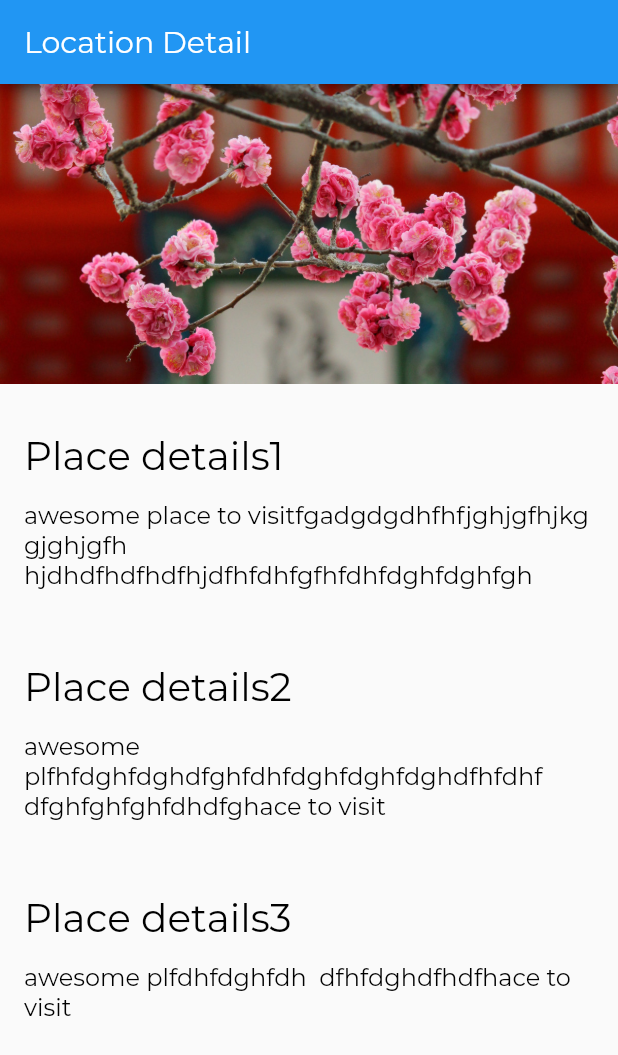
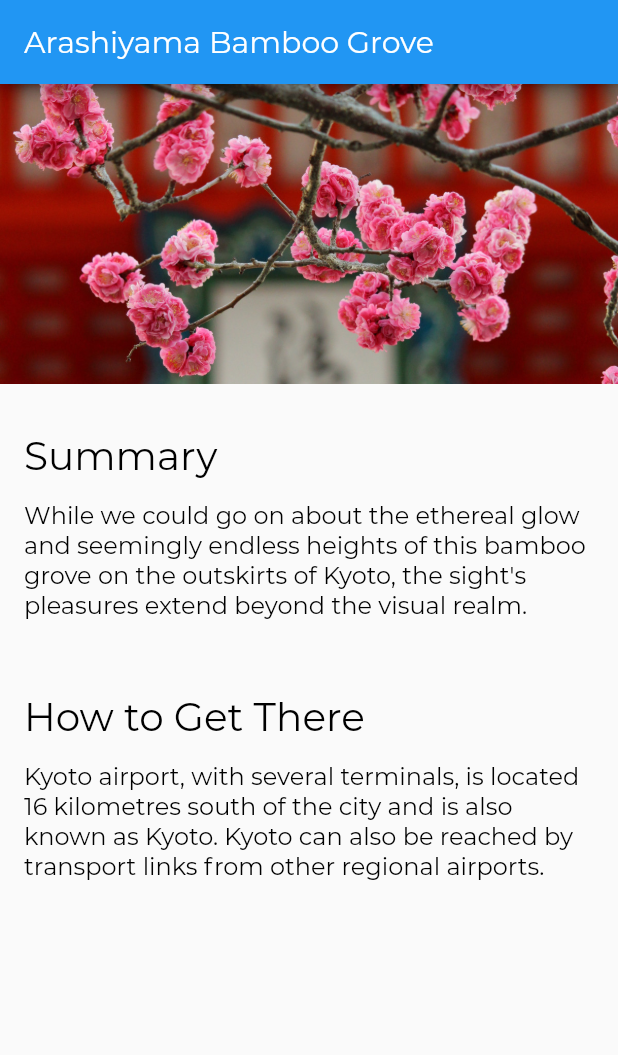
Before and after one commit to Anish-Bisht/tourismApp, a Flutter app: the screen it shows after launch, on a phone screen of 412 x 824 dp. Shown: the top 1055 px of the screen. Run offline on Flutter 3.47's test engine with Material 2 defaults, Android fonts, the phone set to English and light mode, and no system bars.

Commit message:
second commit models

```diff
--- /dev/null
+++ b/lib/models/location.dart
@@ -0,0 +1,21 @@
+
+import 'location_fact.dart';
+class Location{
+  String name;
+  String imagePath;
+  final List<LocationFact> facts;
+
+
+  Location(this.name, this.imagePath, this.facts);
+
+  static List<Location> fetchAll() {
+    return [
+      Location('Arashiyama Bamboo Grove', 'assets/images/kiyomizu-dera.jpg', [
+        LocationFact('Summary',
+            'While we could go on about the ethereal glow and seemingly endless heights of this bamboo grove on the outskirts of Kyoto, the sight\'s pleasures extend beyond the visual realm.'),
+        LocationFact('How to Get There',
+            'Kyoto airport, with several terminals, is located 16 kilometres south of the city and is also known as Kyoto. Kyoto can also be reached by transport links from other regional airports.'),
+      ]),
+    ];
+  }
+}
--- /dev/null
+++ b/lib/models/location_fact.dart
@@ -0,0 +1,7 @@
+import './location.dart';
+
+class LocationFact{
+  final String title;
+  final String text;
+  LocationFact(this.title,this.text);
+}
--- a/lib/screens/location_detail/location_detail.dart
+++ b/lib/screens/location_detail/location_detail.dart
@@ -1,26 +1,32 @@
+
+import '../../models/location.dart';
 import 'package:flutter/material.dart';
 import './text_section.dart';
 import './image_banner.dart';
 
 
+
 class LocationDetail extends StatelessWidget {
   @override
   Widget build(BuildContext context) {
+    final locations = Location.fetchAll();
+    final location = locations.first;
     return Scaffold(
       appBar: AppBar(
-        title: Text("Location Detail"),
+        title: Text(location.name),
       ),
       body: Column(
         mainAxisAlignment: MainAxisAlignment.start,
         crossAxisAlignment: CrossAxisAlignment.stretch,
         children:[
           ImageBanner("assets/images/kiyomizu-dera.jpg"),
-          TextSection("Place details1","awesome place to visitfgadgdgdhfhfjghjgfhjkg gjghjgfh hjdhdfhdfhdfhjdfhfdhfgfhfdhfdghfdghfgh"),
-          TextSection("Place details2","awesome plfhfdghfdghdfghfdhfdghfdghfdghdfhfdhf  dfghfghfghfdhdfghace to visit"),
-          TextSection("Place details3","awesome plfdhfdghfdh  dfhfdghdfhdfhace to visit"),
-        ],
+
+        ]..addAll(textSection(location)),
       ),
 
     );
   }
+  List<Widget> textSection(Location location){
+    return location.facts.map((fact) => TextSection(fact.title, fact.text)).toList();
+  }
 }
```
